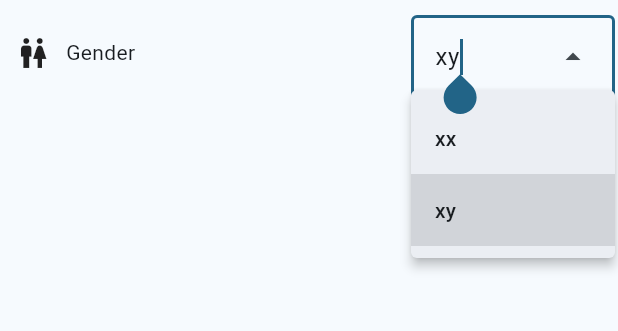
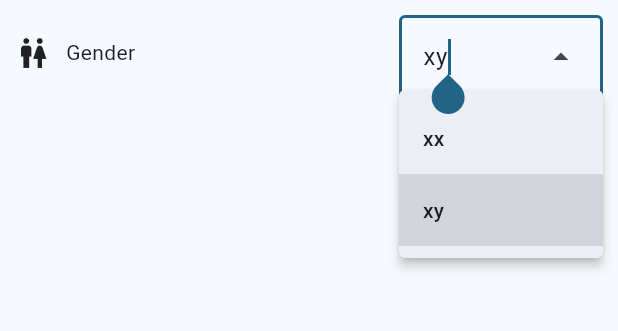
Before and after one commit to organicveggie/gzclp, a Flutter app: the SettingsView screen opened directly, after a tap on "xx", on a phone screen of 412 x 824 dp, the part 84-415 px from its top. Run offline on Flutter 3.47's test engine with Material 3 defaults, Android fonts, the phone set to English and light mode, and no system bars; our stand-ins replace bloc, built_collection, built_value, equatable, flutter_bloc, rxdart and 1 more; accounts and stored records are empty; generated files the repository leaves out were written again.

Commit message:
Centered with max width

```diff
--- a/gzclp_flutter/lib/settings/view/settings_page.dart
+++ b/gzclp_flutter/lib/settings/view/settings_page.dart
@@ -39,12 +39,10 @@ class SettingsView extends StatelessWidget {
               crossAxisAlignment: CrossAxisAlignment.center,
               children: <Widget>[
                 Align(
-                  alignment: Alignment.centerLeft,
+                  alignment: Alignment.center,
                   child: SizedBox(
                     height: 50.0,
-                    child: Row(
-                      children: <Widget>[
-                        Container(
+                    child: Container(
                       constraints: const BoxConstraints(maxHeight: 50.0, maxWidth: 400),
                       child: Row(
                         children: [
@@ -61,9 +59,7 @@ class SettingsView extends StatelessWidget {
                                     (SettingsCubit cubit) => cubit.state.appSettings.gender),
                                 requestFocusOnTap: true,
                                 onSelected: (Gender? newValue) {
-                                      context
-                                          .read<SettingsCubit>()
-                                          .setGender(newValue ?? Gender.xy);
+                                  context.read<SettingsCubit>().setGender(newValue ?? Gender.xy);
                                 },
                                 dropdownMenuEntries:
                                     Gender.values.map<DropdownMenuEntry<Gender>>((g) {
@@ -78,24 +74,10 @@ class SettingsView extends StatelessWidget {
                         ],
                       ),
                     ),
-                      ],
-                    ),
                   ),
                 )
               ],
             )));
-    // return Card(
-    //   shadowColor: Colors.transparent,
-    //   margin: const EdgeInsets.all(8.0),
-    //   child: SizedBox.expand(
-    //     child: Column(children: [
-    //       GenderDropdownWidget(),
-    //       Padding(padding: const EdgeInsets.only(top: 5), child: WeightUnitDropdownWidget()),
-    //       const Padding(padding: EdgeInsets.only(top: 5), child: MicroplatesSettingWidget()),
-    //       Padding(padding: const EdgeInsets.only(top: 5), child: BarWeightDropdownWidget()),
-    //     ]),
-    //   ),
-    // );
   }
 }
 
```
Lines whose indentation alone changed are shown as unchanged.
